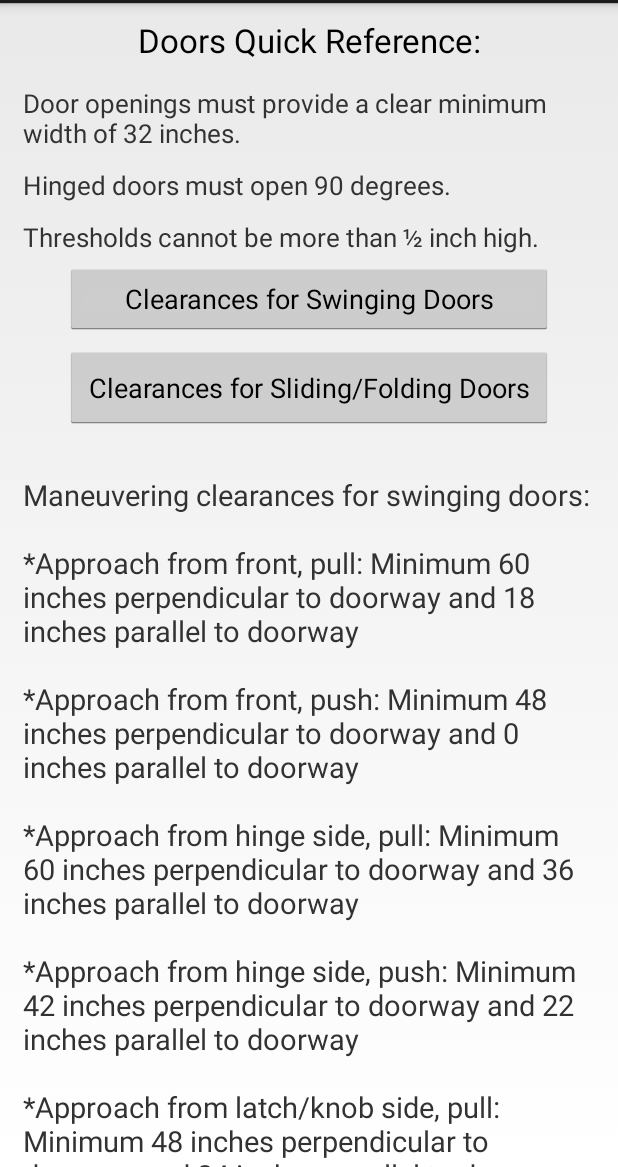
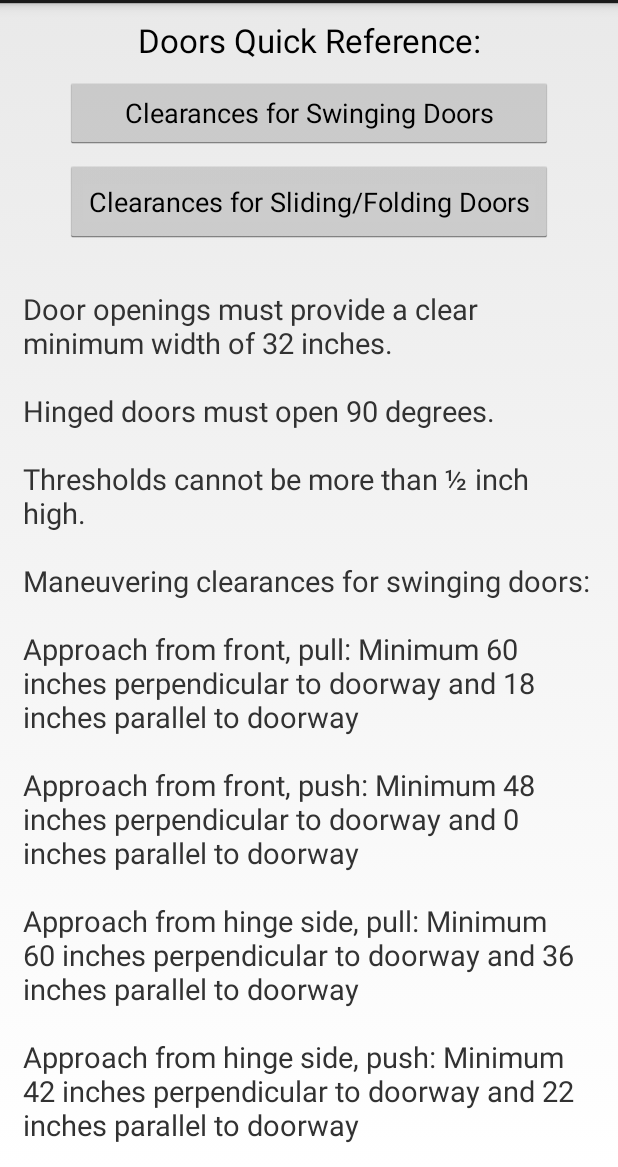
Before and after one commit to SCCapstone/ADAUSC, an Android app: the CalcDoors screen opened directly, with no data from a screen before it, after a tap on "Clearances for Swinging Doors", on a phone screen of 412 x 824 dp, the part 69-1236 px from its top. Run offline under Robolectric (Android 15) with nearby library versions, the phone set to English and light mode, and no system bars.

```diff
--- a/app/src/main/java/edu/sc/cse/adausc/CalcDoors.java
+++ b/app/src/main/java/edu/sc/cse/adausc/CalcDoors.java
@@ -40,21 +40,27 @@ public class CalcDoors extends Activity{
             public void onClick(View viewSwing) {
                 TextView txtSwing = (TextView) findViewById(R.id.infoText);
                 txtSwing.setVisibility(View.VISIBLE);
-                txtSwing.setText("Maneuvering clearances for swinging doors: \n" +
+                txtSwing.setText("Door openings must provide a clear minimum width of 32 inches. \n" +
                         "\n" +
-                        "*Approach from front, pull: Minimum 60 inches perpendicular to doorway and 18 inches parallel to doorway\n" +
+                        "Hinged doors must open 90 degrees. \n" +
                         "\n" +
-                        "*Approach from front, push: Minimum 48 inches perpendicular to doorway and 0 inches parallel to doorway\n" +
+                        "Thresholds cannot be more than ½ inch high. \n" +
                         "\n" +
-                        "*Approach from hinge side, pull: Minimum 60 inches perpendicular to doorway and 36 inches parallel to doorway\n" +
+                        "Maneuvering clearances for swinging doors: \n" +
                         "\n" +
-                        "*Approach from hinge side, push: Minimum 42 inches perpendicular to doorway and 22 inches parallel to doorway\n" +
+                        "Approach from front, pull: Minimum 60 inches perpendicular to doorway and 18 inches parallel to doorway\n" +
                         "\n" +
-                        "*Approach from latch/knob side, pull: Minimum 48 inches perpendicular to doorway and 24 inches parallel to doorway\n" +
+                        "Approach from front, push: Minimum 48 inches perpendicular to doorway and 0 inches parallel to doorway\n" +
                         "\n" +
-                        "*Approach from latch/knob side, push: Minimum 42 inches perpendicular to doorway and 24 inches parallel to doorway\n" +
+                        "Approach from hinge side, pull: Minimum 60 inches perpendicular to doorway and 36 inches parallel to doorway\n" +
                         "\n" +
-                        "*See Section 404 for more detail and graphics.\n");
+                        "Approach from hinge side, push: Minimum 42 inches perpendicular to doorway and 22 inches parallel to doorway\n" +
+                        "\n" +
+                        "Approach from latch/knob side, pull: Minimum 48 inches perpendicular to doorway and 24 inches parallel to doorway\n" +
+                        "\n" +
+                        "Approach from latch/knob side, push: Minimum 42 inches perpendicular to doorway and 24 inches parallel to doorway\n" +
+                        "\n" +
+                        "See Section 404 for more detail and graphics.\n");
             }
         });
 
@@ -63,17 +69,23 @@ public class CalcDoors extends Activity{
             public void onClick(View viewSlideFold) {
                 TextView txtSlideFold = (TextView) findViewById(R.id.infoText);
                 txtSlideFold.setVisibility(View.VISIBLE);
-                txtSlideFold.setText("Maneuvering clearances for sliding/folding doors:\n" +
+                txtSlideFold.setText("Door openings must provide a clear minimum width of 32 inches. \n" +
                         "\n" +
-                        "*Approach from front:  Minimum 48 inches perpendicular to doorway and 0 inches parallel to doorway\n" +
+                        "Hinged doors must open 90 degrees. \n" +
                         "\n" +
-                        "*Approach from side: Minimum 42 inches perpendicular to doorway and 0 inches parallel to doorway\n" +
+                        "Thresholds cannot be more than ½ inch high. \n" +
                         "\n" +
-                        "*Approach from hinge side: Minimum 42 inches perpendicular to doorway and 22 inches parallel to doorway\n" +
+                        "Maneuvering clearances for sliding/folding doors:\n" +
                         "\n" +
-                        "*Approach from latch/knob side: Minimum 42 inches perpendicular to doorway and 24 inches parallel doorway\n" +
+                        "Approach from front:  Minimum 48 inches perpendicular to doorway and 0 inches parallel to doorway\n" +
                         "\n" +
-                        "*See Section 404 for more detail and graphics.\n");
+                        "Approach from side: Minimum 42 inches perpendicular to doorway and 0 inches parallel to doorway\n" +
+                        "\n" +
+                        "Approach from hinge side: Minimum 42 inches perpendicular to doorway and 22 inches parallel to doorway\n" +
+                        "\n" +
+                        "Approach from latch/knob side: Minimum 42 inches perpendicular to doorway and 24 inches parallel doorway\n" +
+                        "\n" +
+                        "See Section 404 for more detail and graphics.\n");
             }
         });
     }
--- a/app/src/main/res/layout/activity_c_doors.xml
+++ b/app/src/main/res/layout/activity_c_doors.xml
@@ -25,50 +25,19 @@
     <TextView
         android:layout_width="wrap_content"
         android:layout_height="wrap_content"
-        android:text="Door openings must provide a clear minimum width of 32 inches."
-        android:id="@+id/textView2"
-        android:textSize="17sp"
-        android:paddingBottom="5sp"
-        android:paddingLeft="15sp"
-        android:paddingTop="5sp"
-        android:paddingRight="15sp"
-        android:layout_below="@+id/textHeader"
-        android:layout_alignParentLeft="true"
-        android:layout_alignParentStart="true"
-        android:layout_alignParentRight="true"
-        android:layout_alignParentEnd="true" />
-
-    <TextView
-        android:layout_width="wrap_content"
-        android:layout_height="wrap_content"
-        android:text="Hinged doors must open 90 degrees."
-        android:id="@+id/textView3"
-        android:textSize="17sp"
-        android:paddingBottom="5sp"
-        android:paddingLeft="15sp"
-        android:paddingTop="5sp"
-        android:paddingRight="15sp"
-        android:layout_below="@+id/textView2"
-        android:layout_alignParentLeft="true"
-        android:layout_alignParentStart="true"
-        android:layout_alignParentRight="true"
-        android:layout_alignParentEnd="true" />
-
-    <TextView
-        android:layout_width="wrap_content"
-        android:layout_height="wrap_content"
-        android:text="Thresholds cannot be more than ½ inch high."
+        android:text=""
         android:id="@+id/textView4"
         android:textSize="17sp"
         android:paddingBottom="5sp"
         android:paddingLeft="15sp"
         android:paddingTop="5sp"
         android:paddingRight="15sp"
-        android:layout_below="@+id/textView3"
         android:layout_alignParentLeft="true"
         android:layout_alignParentStart="true"
         android:layout_alignParentRight="true"
-        android:layout_alignParentEnd="true" />
+        android:layout_alignParentEnd="true"
+        android:layout_below="@+id/textHeader"
+        android:layout_alignBottom="@+id/textHeader" />
 
     <Button
         android:layout_width="wrap_content"
--- a/app/src/main/res/values/strings.xml
+++ b/app/src/main/res/values/strings.xml
@@ -42,5 +42,7 @@
     <string name="calculate">Calculate</string>
     <string name="instructions">Instructions</string>
     <string name="testing">This text is only a test.</string>
+    <string name="wheelchair_test1"><b>Wheelchair Accessible Stall Information</b></string>
+    <string name="wheelchair_test2"><b>Ambulatory Accessible Stall Information</b></string>
 
 </resources>
```
Also changed, not shown: app/src/main/AndroidManifest.xml (+11 -0 lines), app/src/main/java/edu/sc/cse/adausc/CalculatorScreen.java (+10 -1 lines), app/src/main/java/edu/sc/cse/adausc/QRbathroom.java (added, +79 -0 lines), app/src/main/res/layout/activity_qr_bathroom.xml (added, +107 -0 lines), 1 other file.
